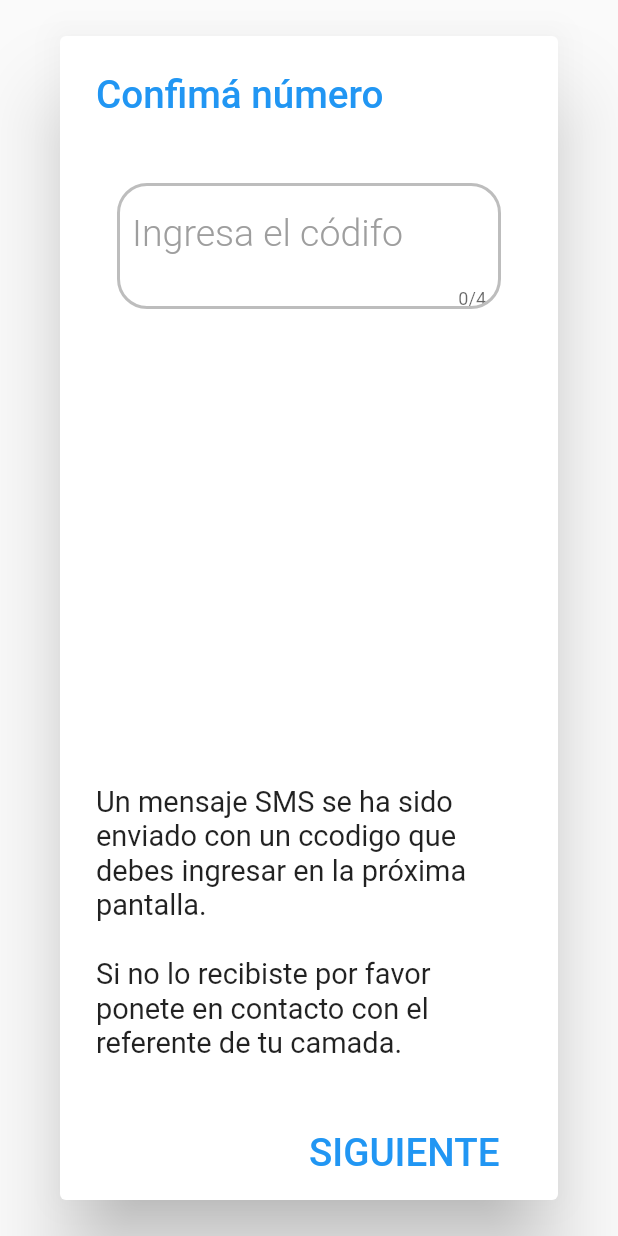
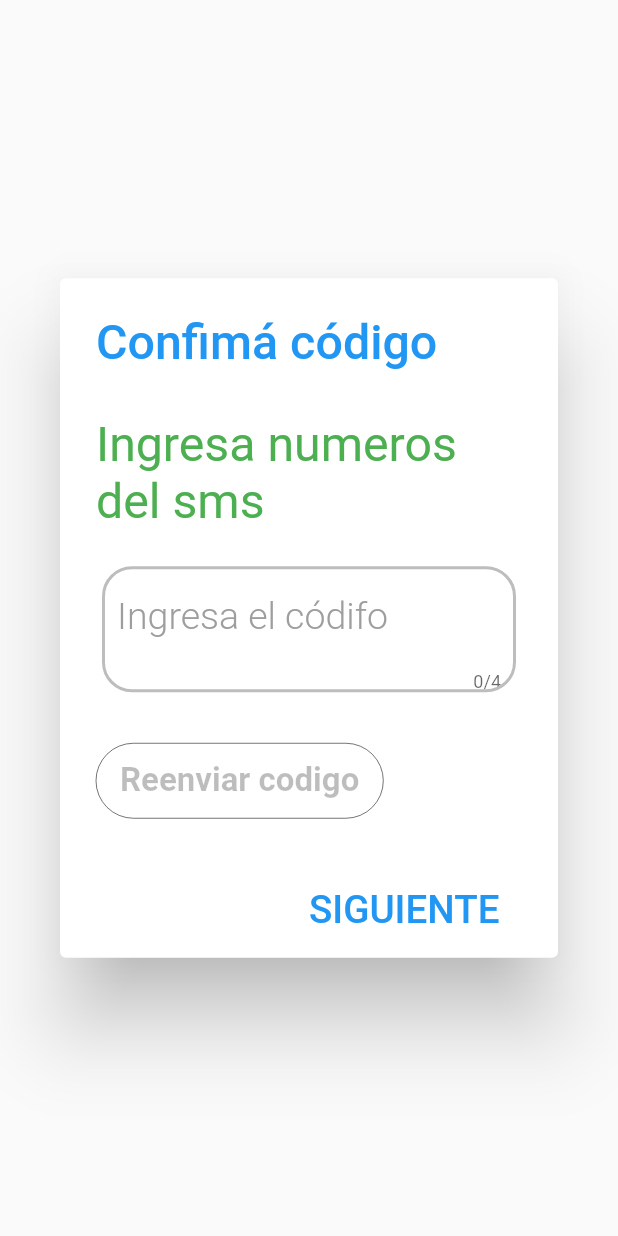
Before and after one commit to curupayti/curupas, a Flutter app: the SMSDialog widget shown alone on an empty page, opened directly, on a phone screen of 412 x 824 dp. Run offline on Flutter 3.47's test engine with Material 2 defaults, Android fonts, the phone set to English and light mode, and no system bars; our stand-ins replace cloud_firestore, cloud_functions, diacritic, fancy_bottom_navigation, file_picker, firebase_analytics and 10 more; missing offline and left inert: flutter_facebook_login, flutter_page_indicator, keyboard_visibility, notifier, youtube_api; accounts and stored records are empty; Roboto replaces fonts that are missing (OpenSans); statements that could not run were skipped.

Commit message:
SMS form varlidation.

```diff
--- a/curupas/lib/globals.dart
+++ b/curupas/lib/globals.dart
@@ -12,7 +12,7 @@ import 'package:onboarding_flow/models/description.dart';
 import 'package:onboarding_flow/models/feeds.dart';
 import 'package:onboarding_flow/models/group.dart';
 import 'package:onboarding_flow/models/user.dart';
-import 'package:onboarding_flow/ui/widgets/custom_alert_dialog.dart';
+import 'package:onboarding_flow/ui/screens/widgets/alert_dialog.dart';
 import 'package:youtube_api/youtube_api.dart';
 import 'package:file_picker/file_picker.dart';
 import 'business/auth.dart';
--- a/curupas/lib/main.dart
+++ b/curupas/lib/main.dart
@@ -2,7 +2,6 @@ import 'package:flutter/material.dart';
 import 'package:flutter/services.dart';
 import 'package:flutter_screenutil/flutter_screenutil.dart';
 import 'package:notifier/notifier_provider.dart';
-import 'package:onboarding_flow/ui/screens/dialogs/sms_dialog.dart';
 import 'package:onboarding_flow/ui/screens/feed/feed_swiper_screen.dart';
 import 'package:onboarding_flow/ui/screens/group_screen.dart';
 import 'package:onboarding_flow/ui/screens/main_screen.dart';
--- a/curupas/lib/ui/screens/walk_screen.dart
+++ b/curupas/lib/ui/screens/walk_screen.dart
@@ -5,7 +5,8 @@ import 'package:onboarding_flow/business/auth.dart';
 import 'package:onboarding_flow/models/user.dart';
 import "package:onboarding_flow/models/walkthrough.dart";
 import 'package:shared_preferences/shared_preferences.dart';
-import 'package:onboarding_flow/ui/widgets/custom_flat_button.dart';
+
+import 'widgets/flat_button.dart';
 
 class WalkthroughScreen extends StatefulWidget {
   final SharedPreferences prefs;
--- a/curupas/lib/ui/screens/welcome_screen.dart
+++ b/curupas/lib/ui/screens/welcome_screen.dart
@@ -1,7 +1,6 @@
 import 'package:flutter/material.dart';
-import 'package:onboarding_flow/ui/widgets/custom_flat_button.dart';
 
-import 'dialogs/sms_dialog.dart';
+import 'widgets/flat_button.dart';
 
 class WelcomeScreen extends StatelessWidget {
   @override
--- a/curupas/lib/ui/widgets/custom_alert_dialog.dart
+++ b/curupas/lib/ui/screens/widgets/alert_dialog.dart
@@ -1,5 +1,6 @@
 import 'package:flutter/material.dart';
-import 'package:onboarding_flow/ui/widgets/custom_flat_button.dart';
+
+import 'flat_button.dart';
 
 class CustomAlertDialog extends StatelessWidget {
   final String title;
--- a/curupas/lib/ui/screens/dialogs/sms_dialog.dart
+++ b/curupas/lib/ui/screens/widgets/alert_sms_dialog.dart
@@ -3,9 +3,11 @@ import 'package:flutter/material.dart';
 import 'package:flutter_screenutil/flutter_screenutil.dart';
 import 'package:onboarding_flow/business/auth.dart';
 import 'package:onboarding_flow/business/validator.dart';
-import 'package:onboarding_flow/ui/widgets/custom_flat_button.dart';
-import 'package:onboarding_flow/ui/widgets/custom_text_field.dart';
+import 'package:onboarding_flow/ui/screens/widgets/text_field.dart';
 import 'package:shared_preferences/shared_preferences.dart';
+import 'package:keyboard_visibility/keyboard_visibility.dart';
+
+import 'flat_button.dart';
 
 class SMSDialog extends StatefulWidget {
   @override
@@ -16,7 +18,13 @@ class _SMSDialogState extends State<SMSDialog> {
   final TextEditingController _smsGroup = new TextEditingController();
   CustomTextField _smsGroupField;
   FocusNode phoneNumberFocusNodeGroup = new FocusNode();
-  CustomFlatButton _saveSMSButton;
+  CustomFlatButton _resendSMSButton;
+
+  TextSpan _messageText;
+  String _messageToShow;
+  TextStyle _messageStyle;
+  //bool _messageVisibility = true;
+  //bool _descriptionVisibility = true;
 
   bool _isNewGroupVisible = true;
   SharedPreferences prefs;
@@ -28,8 +36,30 @@ class _SMSDialogState extends State<SMSDialog> {
     super.initState();
 
     Auth.getUserDataForSMS("Pf64W2FdPmOONv5dIefw9lmFmVY2").then((code) {
-        smsCode = code;
+      smsCode = code;
     });
+
+    KeyboardVisibilityNotification().addNewListener(
+      onChange: (bool visible) {
+        setState(() {
+          if (visible) {
+            //_messageVisibility = false;
+            //_descriptionVisibility = true;
+          } else {
+            //_messageVisibility = true;
+            //_descriptionVisibility = false;
+          }
+        });
+      },
+    );
+
+    _messageStyle =
+        TextStyle(color: Colors.green, fontSize: ScreenUtil().setSp(50.0));
+
+    _messageText = new TextSpan(
+      text: "Ingresa numeros del sms",
+      style: _messageStyle,
+    );
 
     _smsGroupField = new CustomTextField(
       baseColor: Colors.grey,
@@ -47,6 +77,22 @@ class _SMSDialogState extends State<SMSDialog> {
       inputType: TextInputType.number,
       validator: Validator.validateShortNumber,
       focusNode: phoneNumberFocusNodeGroup,
+      onChanged: (int code) {
+        if (code.toString().length != null) {
+          setState(() {
+            //_messageVisibility = true;
+            if (code == smsCode) {
+              _messageToShow = "Validación correcta";
+              _messageStyle = TextStyle(
+                  color: Colors.green, fontSize: ScreenUtil().setSp(50.0));
+            } else {
+              _messageToShow = "Validación incorrecta";
+              _messageStyle = TextStyle(
+                  color: Colors.red, fontSize: ScreenUtil().setSp(50.0));
+            }
+          });
+        }
+      },
     );
 
     _setButtonEnabled(false);
@@ -63,8 +109,8 @@ class _SMSDialogState extends State<SMSDialog> {
       borderColor = Colors.black54;
       textColor = Colors.black26;
     }
-    _saveSMSButton = CustomFlatButton(
-      title: "Guardar Camada",
+    _resendSMSButton = CustomFlatButton(
+      title: "Reenviar codigo",
       enabled: enabled,
       fontSize: 22,
       fontWeight: FontWeight.w700,
@@ -88,22 +134,27 @@ class _SMSDialogState extends State<SMSDialog> {
   @override
   Widget build(BuildContext context) {
     return new AlertDialog(
-      title: Text('Confimá número',
+      title: Text('Confimá código',
           style: TextStyle(
-              color: Colors.blue, fontSize: ScreenUtil().setSp(40.0))),
+              color: Colors.blue, fontSize: ScreenUtil().setSp(50.0))),
       content: new Column(
         mainAxisSize: MainAxisSize.min,
         crossAxisAlignment: CrossAxisAlignment.start,
         children: <Widget>[
           Padding(
-            padding: EdgeInsets.only(top: 20.0, left: 10.0, right: 10.0),
-            child: Visibility(
-              visible: _isNewGroupVisible,
-              child: _smsGroupField,
+            padding: const EdgeInsets.only(top: 10.0),
+            child: new RichText(
+              text: _messageText,
             ),
           ),
-          Spacer(),
-          _buildAboutText(),
+          Padding(
+            padding: EdgeInsets.only(top: 20.0),
+            child: _smsGroupField,
+          ),
+          Padding(
+            padding: EdgeInsets.only(top: 30.0),
+            child: _resendSMSButton,
+          ),
         ],
       ),
       actions: <Widget>[
@@ -125,23 +176,23 @@ class _SMSDialogState extends State<SMSDialog> {
     );
   }
 
-  Widget _buildAboutText() {
-    return new RichText(
-      text: new TextSpan(
-        text:
-            'Un mensaje SMS se ha sido enviado con un ccodigo que debes ingresar en la próxima pantalla.\n\n',
-        style: TextStyle(
-            color: Colors.black87, fontSize: ScreenUtil().setSp(30.0)),
-        children: <TextSpan>[
-          new TextSpan(
-              text:
-                  'Si no lo recibiste por favor ponete en contacto con el referente de tu camada.',
+  /*Widget _buildDescriptionText() {
+    return Visibility(
+      visible: _descriptionVisibility,
+      child: Column(children: [
+        Padding(
+          padding: const EdgeInsets.only(top: 10.0),
+          child: new RichText(
+            text: new TextSpan(
+              text: 'Ingresa el codigo del SMS.\n\n',
               style: TextStyle(
-                  color: Colors.black87, fontSize: ScreenUtil().setSp(30.0))),
-        ],
-      ),
+                  color: Colors.black87, fontSize: ScreenUtil().setSp(50.0)),
+            ),
+          ),
+        ),
+      ]),
     );
-  }
+  }*/
 
   void _saveGroup(BuildContext context) async {}
 }
--- a/curupas/pubspec.yaml
+++ b/curupas/pubspec.yaml
@@ -48,6 +48,7 @@ dependencies:
   location: ^2.3.5
   geolocator: ^5.1.4+2
   cloud_functions: ^0.4.1+4
+
   #geoflutterfire: ^2.0.3+5
   #geoflutterfire:
   #git: https://github.com/felipecesar42/GeoFlutterFire.git
```
Also changed, not shown: curupas/lib/ui/screens/group_screen.dart (+2 -18 lines), curupas/lib/ui/screens/sign_in_screen.dart (+3 -5 lines), curupas/lib/ui/screens/sign_up_screen.dart (+3 -6 lines), curupas/lib/ui/screens/widgets/flat_button.dart (renamed from curupas/lib/ui/widgets/custom_flat_button.dart), curupas/lib/ui/screens/widgets/text_field.dart (renamed from curupas/lib/ui/widgets/custom_text_field.dart), 3 other files.
